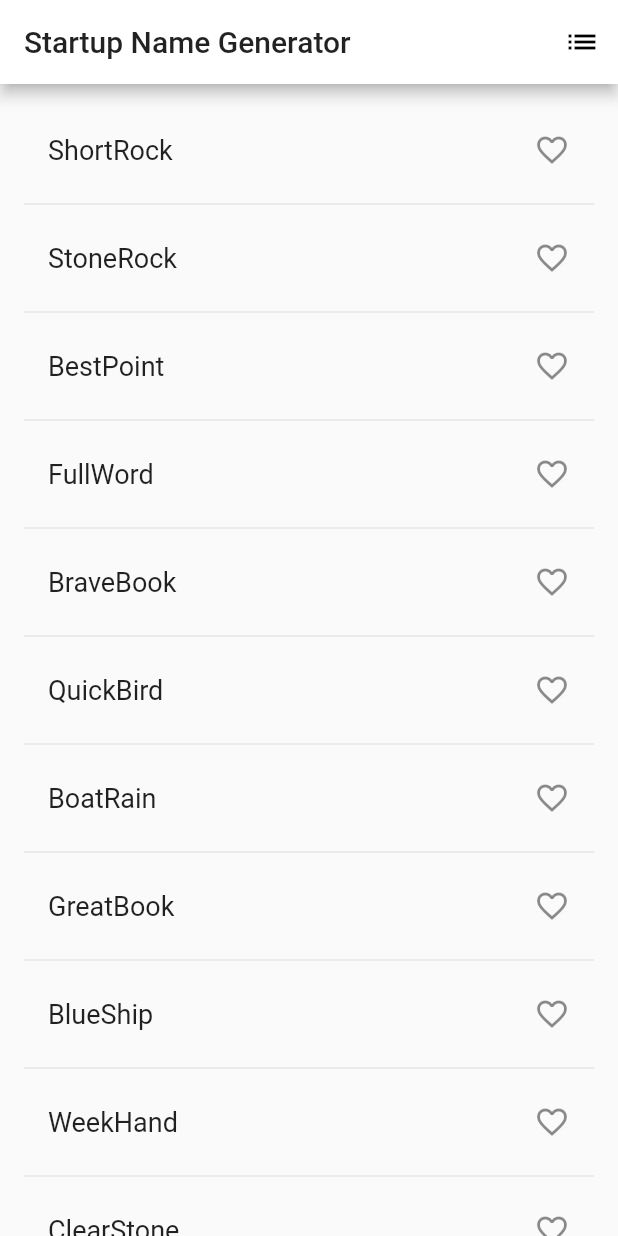
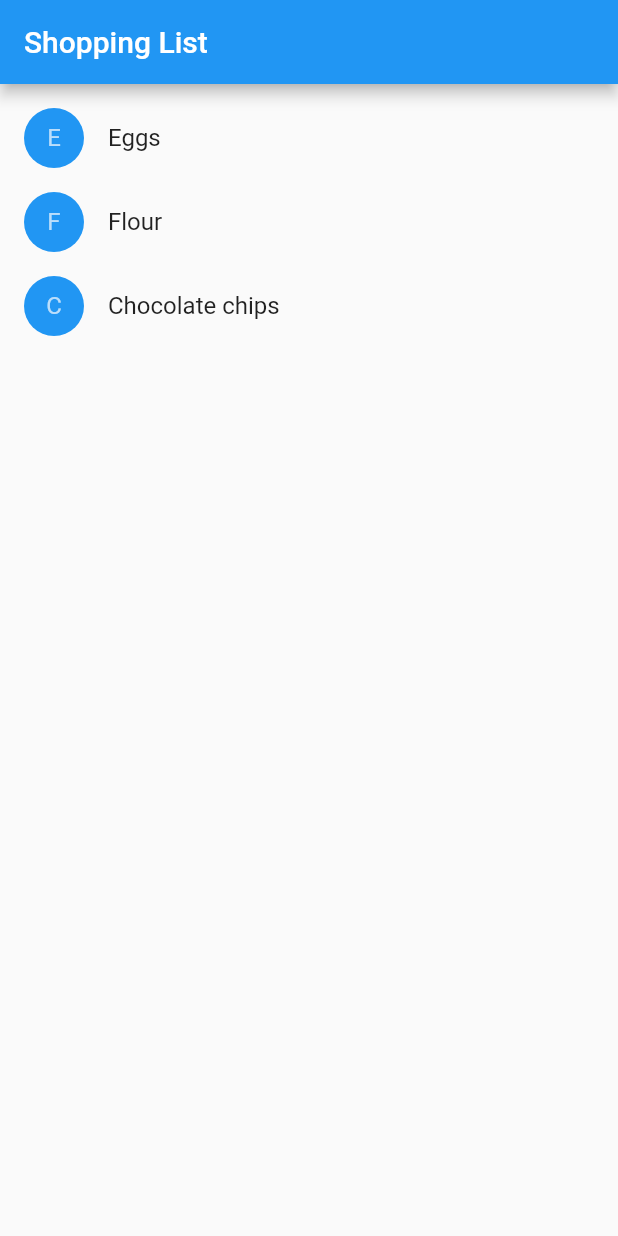
Before and after one commit to echohuub/flutter_learn, a Flutter app: the screen it shows after launch, on a phone screen of 412 x 824 dp. Run offline on Flutter 3.47's test engine with Material 2 defaults, Android fonts, the phone set to English and light mode, and no system bars.

Commit message:
shopping list

```diff
--- a/lib/main.dart
+++ b/lib/main.dart
@@ -1,91 +1,98 @@
 import 'package:flutter/material.dart';
-import 'package:english_words/english_words.dart';
 
-void main() => runApp(MyApp());
-
-class MyApp extends StatelessWidget {
-  @override
-  Widget build(BuildContext context) {
-    return MaterialApp(
-        title: 'Welcome to Flutter',
-        theme: new ThemeData(primaryColor: Colors.white),
-        home: RandomWords());
-  }
+class Product {
+  const Product({this.name});
+  final String name;
 }
 
-class RandomWordsState extends State<RandomWords> {
-  final _suggestions = <WordPair>[];
-  final _saved = new Set<WordPair>();
-  final _biggerFont = const TextStyle(fontSize: 18.0);
+typedef void CartChangedCallback(Product product, bool inCart);
+
+class ShoppingListItem extends StatelessWidget {
+  ShoppingListItem({Product product, this.inCart, this.onCartChanged})
+      : product = product,
+        super(key: ObjectKey(product));
+
+  final Product product;
+  final bool inCart;
+  final CartChangedCallback onCartChanged;
+
+  Color _getColor(BuildContext context) {
+    return inCart ? Colors.black54 : Theme.of(context).primaryColor;
+  }
+
+  TextStyle _getTextStyle(BuildContext context) {
+    if (!inCart) return null;
+
+    return TextStyle(
+        color: Colors.black54, decoration: TextDecoration.lineThrough);
+  }
 
   @override
   Widget build(BuildContext context) {
-    return Scaffold(
-        appBar: AppBar(
-          title: Text('Startup Name Generator'),
-          actions: <Widget>[
-            new IconButton(icon: new Icon(Icons.list), onPressed: _pushSaved),
-          ],
-        ),
-        body: _buildSuggestions());
-  }
-
-  void _pushSaved() {
-    Navigator.of(context).push(new MaterialPageRoute(builder: (conetxt) {
-      final tiles = _saved.map((pair) {
-        return new ListTile(
-            title: new Text(pair.asPascalCase, style: _biggerFont));
-      });
-      final divided =
-          ListTile.divideTiles(context: context, tiles: tiles).toList();
-      return new Scaffold(
-        appBar: new AppBar(
-          title: new Text('Saved Suggestions'),
-        ),
-        body: new ListView(
-          children: divided,
-        ),
-      );
-    }));
-  }
-
-  Widget _buildSuggestions() {
-    return ListView.builder(
-        padding: const EdgeInsets.all(16.0),
-        itemBuilder: (context, i) {
-          if (i.isOdd) return Divider();
-          final index = i ~/ 2;
-          if (index >= _suggestions.length) {
-            _suggestions.addAll(generateWordPairs().take(10));
-          }
-          return _buildRow(_suggestions[index]);
-        });
-  }
-
-  Widget _buildRow(WordPair pair) {
-    final alreadySaved = _saved.contains(pair);
     return ListTile(
-      title: Text(pair.asPascalCase, style: _biggerFont),
-      trailing: new Icon(
-        alreadySaved ? Icons.favorite : Icons.favorite_border,
-        color: alreadySaved ? Colors.red : null,
+      onTap: () {
+        onCartChanged(product, !inCart);
+      },
+      leading: CircleAvatar(
+        backgroundColor: _getColor(context),
+        child: Text(product.name[0]),
       ),
-      onTap: () {
-        setState(() {
-          if (alreadySaved) {
-            _saved.remove(pair);
-          } else {
-            _saved.add(pair);
-          }
-        });
-      },
+      title: Text(product.name, style: _getTextStyle(context)),
     );
   }
 }
 
-class RandomWords extends StatefulWidget {
+class ShoppingList extends StatefulWidget {
+  ShoppingList({Key key, this.products}) : super(key: key);
+  final List<Product> products;
+
   @override
   State<StatefulWidget> createState() {
-    return RandomWordsState();
+    return _ShoppingListSate();
   }
 }
+
+class _ShoppingListSate extends State<ShoppingList> {
+  Set<Product> _shoppingCart = Set<Product>();
+
+  void _handleCartChanged(Product product, bool inCart) {
+    setState(() {
+      if (inCart) {
+        _shoppingCart.add(product);
+      } else {
+        _shoppingCart.remove(product);
+      }
+    });
+  }
+  @override
+  Widget build(BuildContext context) {
+    return Scaffold(
+      appBar: AppBar(
+        title: Text('Shopping List'),
+      ),
+      body: ListView(
+        padding: EdgeInsets.symmetric(vertical: 8.0),
+        children: widget.products.map((Product product) {
+            return ShoppingListItem(
+              product: product,
+              inCart: _shoppingCart.contains(product),
+              onCartChanged: _handleCartChanged,
+            );
+        }).toList(),
+      )
+    );
+  }
+}
+
+void main() {
+  runApp(MaterialApp(
+    title: 'Shopping App',
+    home: ShoppingList(
+      products: <Product>[
+        Product(name: 'Eggs'),
+        Product(name: 'Flour'),
+        Product(name: 'Chocolate chips'),
+      ],
+    ),
+  ));
+}
```
Also changed, not shown: 1 other file.
